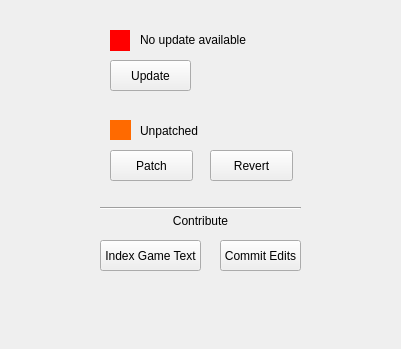
This is src/ui/widget_main.ui in KevinVG207/Uma-Carotene-English-Patch as Qt 5 draws it before an edit. The edited form follows.
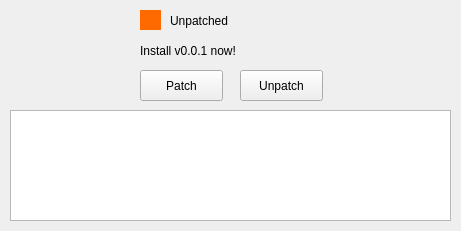
This is the edited form.

```diff
--- a/src/ui/widget_main.ui
+++ b/src/ui/widget_main.ui
@@ -6,8 +6,8 @@
    <rect>
     <x>0</x>
     <y>0</y>
-    <width>401</width>
-    <height>349</height>
+    <width>461</width>
+    <height>231</height>
    </rect>
   </property>
   <property name="sizePolicy">
@@ -18,8 +18,8 @@
   </property>
   <property name="minimumSize">
    <size>
-    <width>401</width>
-    <height>349</height>
+    <width>221</width>
+    <height>131</height>
    </size>
   </property>
   <property name="windowTitle">
@@ -31,8 +31,8 @@
   <widget class="QLabel" name="lbl_patch_status_indicator">
    <property name="geometry">
     <rect>
-     <x>110</x>
-     <y>120</y>
+     <x>140</x>
+     <y>10</y>
      <width>21</width>
      <height>20</height>
     </rect>
@@ -59,8 +59,8 @@
   <widget class="QLabel" name="lbl_patch_status_2">
    <property name="geometry">
     <rect>
-     <x>140</x>
-     <y>120</y>
+     <x>170</x>
+     <y>10</y>
      <width>151</width>
      <height>21</height>
     </rect>
@@ -69,40 +69,24 @@
     <string notr="true">Unpatched</string>
    </property>
   </widget>
-  <widget class="QLabel" name="lbl_contribute">
-   <property name="geometry">
-    <rect>
-     <x>110</x>
-     <y>210</y>
-     <width>181</width>
-     <height>21</height>
-    </rect>
-   </property>
-   <property name="text">
-    <string notr="true">Contribute</string>
-   </property>
-   <property name="alignment">
-    <set>Qt::AlignCenter</set>
-   </property>
-  </widget>
   <widget class="QPushButton" name="btn_revert">
    <property name="geometry">
     <rect>
-     <x>210</x>
-     <y>150</y>
+     <x>240</x>
+     <y>70</y>
      <width>83</width>
      <height>31</height>
     </rect>
    </property>
    <property name="text">
-    <string notr="true">Revert</string>
+    <string notr="true">Unpatch</string>
    </property>
   </widget>
   <widget class="QPushButton" name="btn_patch">
    <property name="geometry">
     <rect>
-     <x>110</x>
-     <y>150</y>
+     <x>140</x>
+     <y>70</y>
      <width>83</width>
      <height>31</height>
     </rect>
@@ -114,102 +98,35 @@
   <widget class="QLabel" name="lbl_update_indicator">
    <property name="geometry">
     <rect>
-     <x>110</x>
-     <y>30</y>
-     <width>20</width>
+     <x>140</x>
+     <y>40</y>
+     <width>181</width>
      <height>21</height>
     </rect>
    </property>
-   <property name="sizePolicy">
-    <sizepolicy hsizetype="Fixed" vsizetype="Fixed">
-     <horstretch>0</horstretch>
-     <verstretch>0</verstretch>
-    </sizepolicy>
-   </property>
-   <property name="minimumSize">
-    <size>
-     <width>20</width>
-     <height>20</height>
-    </size>
-   </property>
-   <property name="styleSheet">
-    <string notr="true">background-color: rgb(255, 0, 0);</string>
-   </property>
    <property name="text">
+    <string notr="true">Install v0.0.1 now!</string>
+   </property>
+  </widget>
+  <widget class="QPlainTextEdit" name="plainTextEdit">
+   <property name="geometry">
+    <rect>
+     <x>10</x>
+     <y>110</y>
+     <width>441</width>
+     <height>111</height>
+    </rect>
+   </property>
+   <property name="readOnly">
+    <bool>true</bool>
+   </property>
+   <property name="plainText">
+    <string/>
+   </property>
+   <property name="placeholderText">
     <string notr="true"/>
    </property>
   </widget>
-  <widget class="QLabel" name="lbl_update_text">
-   <property name="geometry">
-    <rect>
-     <x>140</x>
-     <y>30</y>
-     <width>142</width>
-     <height>20</height>
-    </rect>
-   </property>
-   <property name="sizePolicy">
-    <sizepolicy hsizetype="Minimum" vsizetype="Preferred">
-     <horstretch>0</horstretch>
-     <verstretch>0</verstretch>
-    </sizepolicy>
-   </property>
-   <property name="text">
-    <string notr="true">No update available</string>
-   </property>
-  </widget>
-  <widget class="QPushButton" name="btn_commit">
-   <property name="geometry">
-    <rect>
-     <x>220</x>
-     <y>240</y>
-     <width>81</width>
-     <height>31</height>
-    </rect>
-   </property>
-   <property name="text">
-    <string notr="true">Commit Edits</string>
-   </property>
-  </widget>
-  <widget class="QPushButton" name="btn_update">
-   <property name="geometry">
-    <rect>
-     <x>110</x>
-     <y>60</y>
-     <width>81</width>
-     <height>31</height>
-    </rect>
-   </property>
-   <property name="text">
-    <string notr="true">Update</string>
-   </property>
-  </widget>
-  <widget class="QPushButton" name="btn_index">
-   <property name="geometry">
-    <rect>
-     <x>100</x>
-     <y>240</y>
-     <width>101</width>
-     <height>31</height>
-    </rect>
-   </property>
-   <property name="text">
-    <string notr="true">Index Game Text</string>
-   </property>
-  </widget>
-  <widget class="Line" name="line">
-   <property name="geometry">
-    <rect>
-     <x>100</x>
-     <y>200</y>
-     <width>201</width>
-     <height>16</height>
-    </rect>
-   </property>
-   <property name="orientation">
-    <enum>Qt::Horizontal</enum>
-   </property>
-  </widget>
  </widget>
  <resources/>
  <connections/>
```
Left out of the diff: 2 changed lines with no effect on the pictures.
